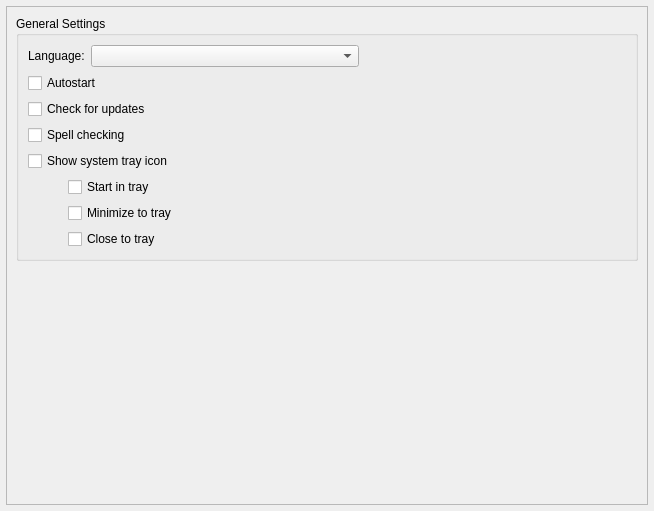
First picture: the form in src/UI/window/config/settings/src/GeneralForm.ui, repository okstar-org/ok-msg-desktop, before the edit.
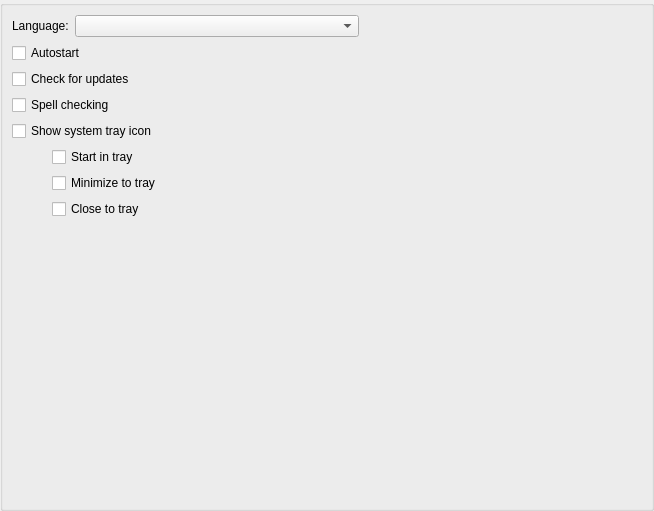
Second picture: the form after the edit. Custom widgets are drawn as their Qt base class.

What changed in the file:
```diff
--- a/src/UI/window/config/settings/src/GeneralForm.ui
+++ b/src/UI/window/config/settings/src/GeneralForm.ui
@@ -14,46 +14,25 @@
    <string notr="true">Form</string>
   </property>
   <layout class="QVBoxLayout" name="verticalLayout_2">
+      <property name="spacing">
+          <number>0</number>
+      </property>
    <property name="leftMargin">
-    <number>6</number>
+       <number>0</number>
    </property>
    <property name="topMargin">
-    <number>6</number>
+       <number>0</number>
    </property>
    <property name="rightMargin">
-    <number>6</number>
+       <number>0</number>
    </property>
    <property name="bottomMargin">
-    <number>6</number>
+       <number>0</number>
    </property>
    <item>
-    <widget class="VerticalOnlyScroller" name="scrollArea">
-     <property name="widgetResizable">
-      <bool>true</bool>
-     </property>
-     <property name="alignment">
-      <set>Qt::AlignLeading|Qt::AlignLeft|Qt::AlignTop</set>
-     </property>
-     <widget class="QWidget" name="scrollAreaWidgetContents">
-      <property name="geometry">
-       <rect>
-        <x>0</x>
-        <y>0</y>
-        <width>638</width>
-        <height>495</height>
-       </rect>
-      </property>
-      <layout class="QVBoxLayout" name="verticalLayout_4" stretch="0,0">
-       <property name="spacing">
-        <number>32</number>
-       </property>
-       <property name="topMargin">
-        <number>9</number>
-       </property>
-       <item alignment="Qt::AlignTop">
         <widget class="QGroupBox" name="generalGroup">
          <property name="title">
-          <string>General Settings</string>
+               <string/>
          </property>
          <layout class="QVBoxLayout" name="verticalLayout_3">
           <item>
@@ -202,12 +181,6 @@
            </layout>
           </item>
           <item>
-           <layout class="QHBoxLayout" name="autoAwayLayout"/>
-          </item>
-         </layout>
-        </widget>
-       </item>
-       <item>
         <spacer name="verticalSpacer">
          <property name="orientation">
           <enum>Qt::Vertical</enum>
@@ -222,18 +195,9 @@
        </item>
       </layout>
      </widget>
-    </widget>
    </item>
   </layout>
  </widget>
- <customwidgets>
-  <customwidget>
-   <class>VerticalOnlyScroller</class>
-   <extends>QScrollArea</extends>
-   <header>src/UI/tool/verticalonlyscroller.h</header>
-   <container>1</container>
-  </customwidget>
- </customwidgets>
  <tabstops>
   <tabstop>scrollArea</tabstop>
   <tabstop>transComboBox</tabstop>
```
Left out of the diff: 23 changed lines with no effect on the pictures. Lines whose indentation alone changed are shown as unchanged.
